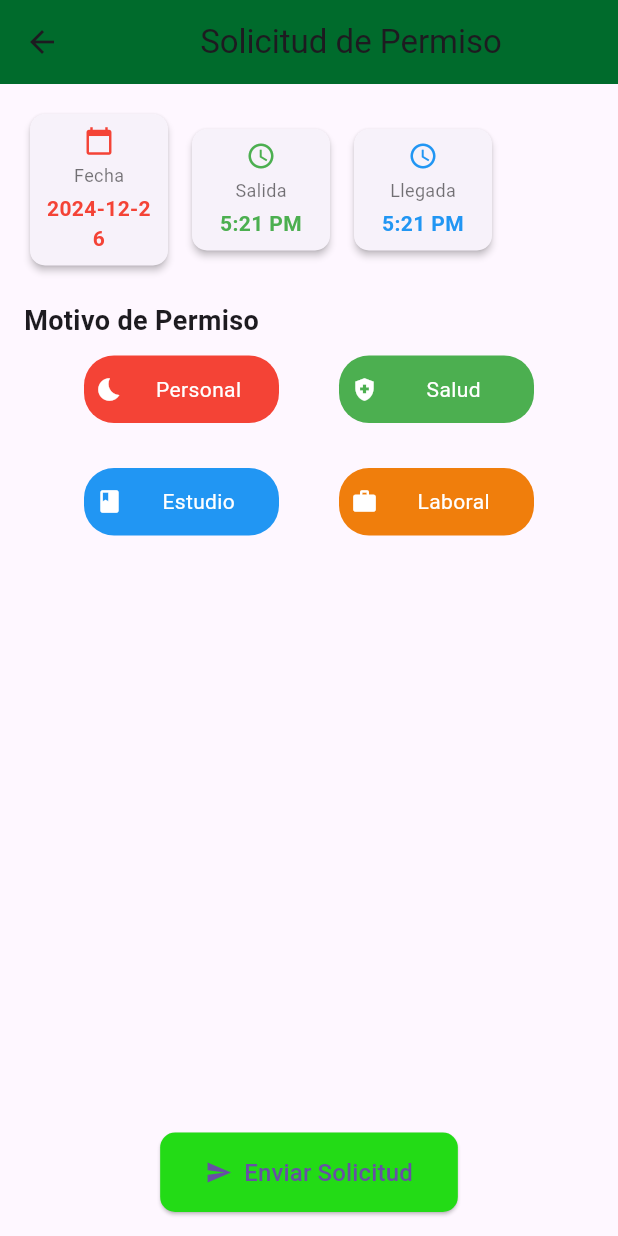
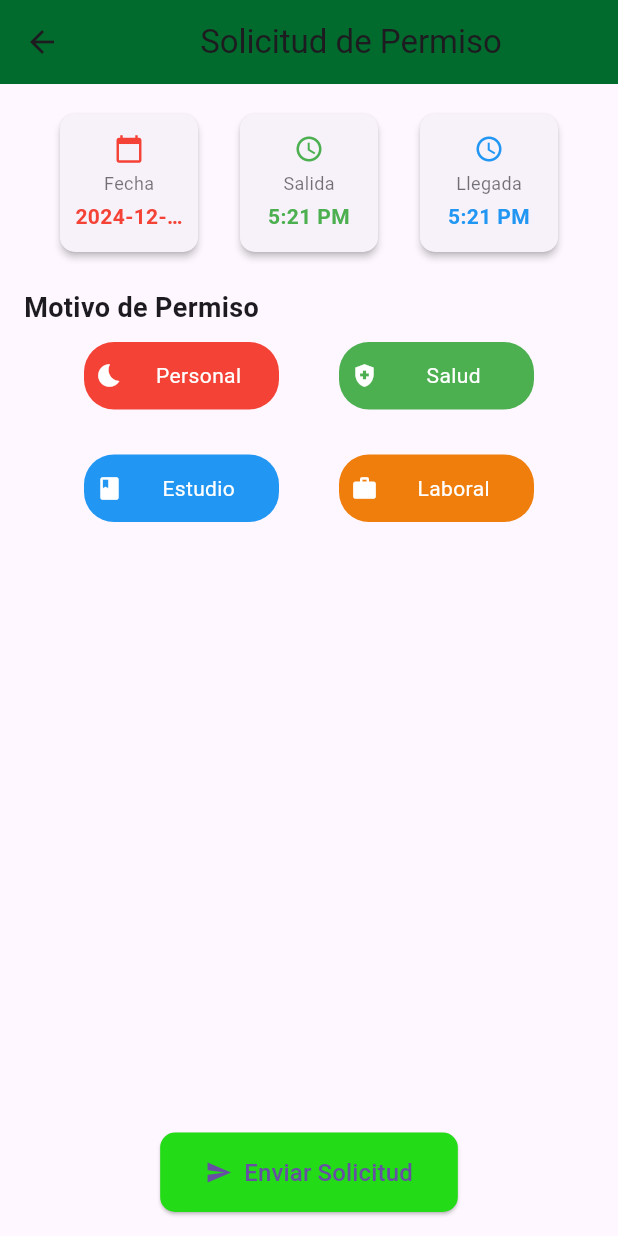
Before and after one commit to jasvix12/permisosflutt, a Flutter app: the PedirPermisosScreen screen opened directly, on a phone screen of 412 x 824 dp. Run offline on Flutter 3.47's test engine with Material 3 defaults, Android fonts, the phone set to English and light mode, and no system bars; our stand-ins replace firebase_auth, firebase_core, font_awesome_flutter, google_sign_in; accounts and stored records are empty.

Commit message:
motivo-permiso

```diff
--- a/lib/src/pages/pedir-permisos.dart
+++ b/lib/src/pages/pedir-permisos.dart
@@ -96,6 +96,7 @@ class _PedirPermisosScreenState extends State<PedirPermisosScreen> {
           children: [
             // Fecha, horas
             Row(
+              mainAxisAlignment: MainAxisAlignment.spaceEvenly,
               children: [
                 _buildFixedSizeInputCard(
                   icon: Icons.calendar_today,
@@ -104,7 +105,6 @@ class _PedirPermisosScreenState extends State<PedirPermisosScreen> {
                   color: Colors.red,
                   onTap: () => _selectDate(context),
                 ),
-                const SizedBox(width: 8),
                 _buildFixedSizeInputCard(
                   icon: Icons.access_time,
                   label: "Salida",
@@ -112,7 +112,6 @@ class _PedirPermisosScreenState extends State<PedirPermisosScreen> {
                   color: Colors.green,
                   onTap: () => _selectTime(context, true),
                 ),
-                const SizedBox(width: 8),
                 _buildFixedSizeInputCard(
                   icon: Icons.access_time,
                   label: "Llegada",
@@ -268,8 +267,9 @@ class _PedirPermisosScreenState extends State<PedirPermisosScreen> {
   }) {
     return GestureDetector(
       onTap: onTap,
-      child: Container(
+      child: SizedBox(
         width: 100, // Ancho fijo para todos los cuadros
+        height: 100, // Altura fija para todos los cuadros
         child: Card(
           shape: RoundedRectangleBorder(
             borderRadius: BorderRadius.circular(10),
@@ -278,7 +278,7 @@ class _PedirPermisosScreenState extends State<PedirPermisosScreen> {
           child: Padding(
             padding: const EdgeInsets.all(8.0),
             child: Column(
-              mainAxisSize: MainAxisSize.min,
+              mainAxisAlignment: MainAxisAlignment.center,
               children: [
                 Icon(icon, color: color, size: 20),
                 const SizedBox(height: 4),
@@ -295,6 +295,7 @@ class _PedirPermisosScreenState extends State<PedirPermisosScreen> {
                     fontWeight: FontWeight.bold,
                   ),
                   textAlign: TextAlign.center,
+                  overflow: TextOverflow.ellipsis, // Evita desbordamiento
                 ),
               ],
             ),
```
Also changed, not shown: lib/src/pages/login_screen.dart (+7 -6 lines).
